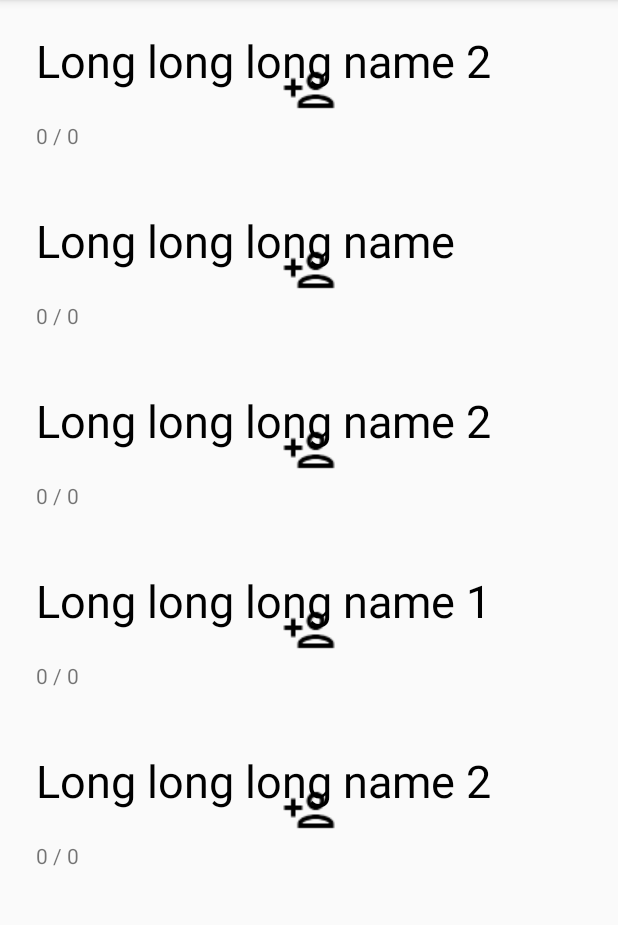
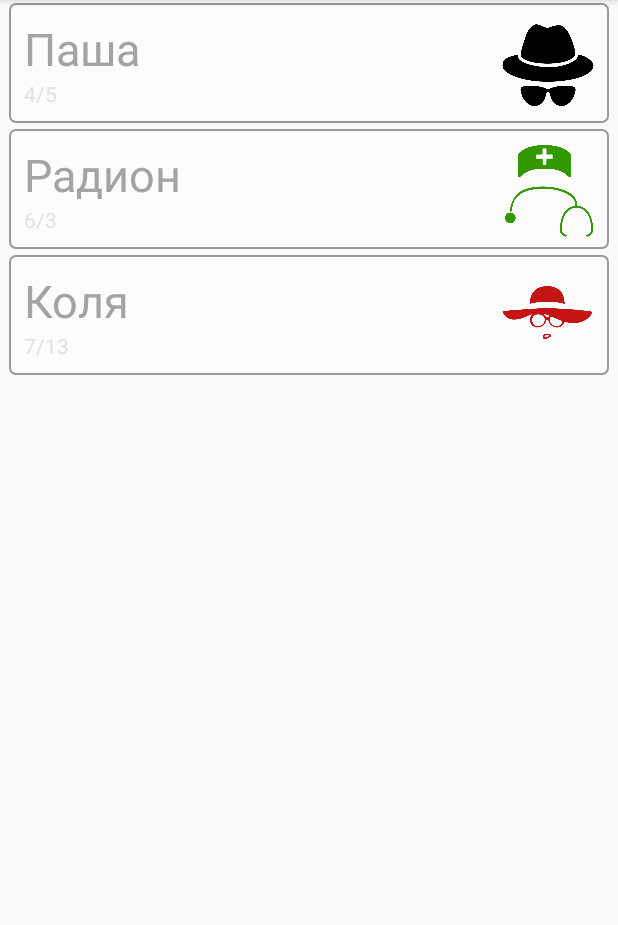
Before and after one commit to KessoPavel/Android-Mafia-Helper, an Android app: the screen it shows after launch (MainActivity), in the options menu, after a tap on "Settings", on a phone screen of 412 x 824 dp, the part 75-1000 px from its top. Run offline under Robolectric (Android 15) with nearby library versions, the phone set to English and light mode, and no system bars; our stand-ins replace data binding.

Commit message:
add images

```diff
--- a/app/src/main/java/com/radiance/mafiahelper/MainActivity.kt
+++ b/app/src/main/java/com/radiance/mafiahelper/MainActivity.kt
@@ -20,21 +20,24 @@ class MainActivity : AppCompatActivity() {
         setSupportActionBar(toolbar)
 
         val player1 = Player(
-            name = "Long long long name",
-            votingDeaths = 44
+            name = "Паша",
+            statistic = "4/5",
+            isBestBlack = true
         )
         val player2 = Player(
-            name = "Long long long name 1 ",
-            votingDeaths = 44
+            name = "Коля",
+            statistic = "7/13",
+            isBestRed = true
         )
         val player3 = Player(
-            name = "Long long long name 2",
-            votingDeaths = 44
+            name = "Радион",
+            statistic = "6/3",
+            isBestDoctor = true
         )
 
         supportFragmentManager
             .beginTransaction()
-            .add(R.id.root_layout, PlayerListFragment.newInstance(arrayOf(player3, player1, player3, player2, player3)), "Player")
+            .add(R.id.root_layout, PlayerListFragment.newInstance(arrayOf(player1, player3, player2)), "Player")
             .addToBackStack(null)
             .commit()
     }
--- a/app/src/main/java/com/radiance/mafiahelper/player/Player.kt
+++ b/app/src/main/java/com/radiance/mafiahelper/player/Player.kt
@@ -19,5 +19,11 @@ data class Player (
     var firstNightDeaths: Int = 0,
     var firstVotingDeaths: Int = 0,
     var nightDeaths: Int = 0,
-    var votingDeaths: Int = 0
+    var votingDeaths: Int = 0,
+
+    var statistic: String = "",
+    var isBestRed: Boolean = false,
+    var isBestBlack: Boolean = false,
+    var isBestDoctor: Boolean = false,
+    var isBestDetective: Boolean = false
     ): Serializable
--- a/app/src/main/java/com/radiance/mafiahelper/playerList/PlayerListAdapter.kt
+++ b/app/src/main/java/com/radiance/mafiahelper/playerList/PlayerListAdapter.kt
@@ -1,8 +1,11 @@
 package com.radiance.mafiahelper.playerList
 
 import android.content.Context
+import android.graphics.Color
+import android.graphics.drawable.Drawable
 import android.view.View
 import android.view.ViewGroup
+import androidx.core.content.ContextCompat
 import androidx.recyclerview.widget.RecyclerView
 import com.radiance.mafiahelper.R
 import com.radiance.mafiahelper.player.Player
@@ -27,21 +30,62 @@ class PlayerListAdapter(private val players: Array<Player>, context: Context): R
     class PlayerHolder(v: View) : RecyclerView.ViewHolder(v), View.OnClickListener {
         private var view: View = v
         private var player: Player? = null
+        private var isSelected = false
+
+        private val AN_SELECTED_BACKGRAUND = ContextCompat.getDrawable(view.context, R.drawable.rounded_figure)
+        private val SELECTED_BACKGRAUND = ContextCompat.getDrawable(view.context, R.drawable.rounded_figure_selected)
 
         init {
             v.setOnClickListener(this)
         }
 
         override fun onClick(p0: View?) {
+            if (isSelected) {
+                notSelectedStyle()
+            } else {
+                selectedStyle()
+            }
+            isSelected = !isSelected
         }
 
         fun bindPlayer(player: Player){
             this.player = player
 
-            view.player_name.text = player.name
-            view.v_l.text = "${player.victoriesForBlacks + player.victoriesForReds + player.victoriesPerDoctor + player.victoriesPerSheriff} / " +
-                    "${player.gamesForBlacks + player.gamesForReds + player.gamesPerDoctor + player.gamesPerSheriff}"
-            view.player_image.setImageResource(R.drawable.outline_person_add_black_18dp)
+            view.fpli_name.text = player.name
+            view.fpli_statistic.text = player.statistic
+
+            notSelectedStyle()
         }
+
+        private fun selectedStyle(){
+            view.fpli_frame.background = SELECTED_BACKGRAUND
+
+            if (player?.isBestRed!!){
+                view.fpli_image.setImageResource(R.drawable.red)
+            } else if (player?.isBestBlack!!) {
+                view.fpli_image.setImageResource(R.drawable.mafia)
+            } else if (player?.isBestDetective!!) {
+                view.fpli_image.setImageResource(R.drawable.detective)
+            } else if (player?.isBestDoctor!!) {
+                view.fpli_image.setImageResource(R.drawable.doctor)
+            }
+        }
+
+        private fun notSelectedStyle(){
+            view.fpli_frame.background = AN_SELECTED_BACKGRAUND
+            view.fpli_image.setImageResource(R.drawable.mafia_gray)
+
+
+            if (player?.isBestRed!!){
+                view.fpli_image.setImageResource(R.drawable.red_gray)
+            } else if (player?.isBestBlack!!) {
+                view.fpli_image.setImageResource(R.drawable.mafia_gray)
+            } else if (player?.isBestDetective!!) {
+                view.fpli_image.setImageResource(R.drawable.detective_gray)
+            } else if (player?.isBestDoctor!!) {
+                view.fpli_image.setImageResource(R.drawable.doctor_gray)
+            }
+        }
+
     }
 }
--- a/app/src/main/java/com/radiance/mafiahelper/playerList/PlayerListFragment.kt
+++ b/app/src/main/java/com/radiance/mafiahelper/playerList/PlayerListFragment.kt
@@ -39,7 +39,7 @@ class PlayerListFragment : Fragment() {
         players = arguments!!.getSerializable(PLAYER_LIST) as Array<Player>
 
         val view = inflater.inflate(R.layout.fragment_player_list, container, false)
-        val recyclerView = view.findViewById<RecyclerView>(R.id.player_list)
+        val recyclerView = view.findViewById<RecyclerView>(R.id.fpl_player_list)
         recyclerView.layoutManager = LinearLayoutManager(context)
         recyclerView.adapter = PlayerListAdapter(players, context!!)
         return view
--- /dev/null
+++ b/app/src/main/res/drawable/rounded_figure.xml
@@ -0,0 +1,9 @@
+<?xml version="1.0" encoding="utf-8"?>
+<shape xmlns:android="http://schemas.android.com/apk/res/android">
+    <solid android:color="#EEEEEE"/>
+
+    <corners android:bottomRightRadius="4dp"
+        android:bottomLeftRadius="4dp"
+        android:topLeftRadius="4dp"
+        android:topRightRadius="4dp"/>
+</shape>
--- /dev/null
+++ b/app/src/main/res/drawable/rounded_figure_selected.xml
@@ -0,0 +1,12 @@
+<?xml version="1.0" encoding="utf-8"?>
+<shape xmlns:android="http://schemas.android.com/apk/res/android">
+    <solid android:color="#FCFCFC"/>
+
+    <stroke android:width="1dp"
+        android:color="#999999"/>
+
+    <corners android:bottomRightRadius="4dp"
+        android:bottomLeftRadius="4dp"
+        android:topLeftRadius="4dp"
+        android:topRightRadius="4dp"/>
+</shape>
--- a/app/src/main/res/layout/fragment_player_list.xml
+++ b/app/src/main/res/layout/fragment_player_list.xml
@@ -1,6 +1,6 @@
 <?xml version="1.0" encoding="utf-8"?>
 <androidx.recyclerview.widget.RecyclerView xmlns:android="http://schemas.android.com/apk/res/android"
-    android:id="@+id/player_list"
+    android:id="@+id/fpl_player_list"
     android:layout_width="match_parent"
     android:layout_height="match_parent"
     android:orientation="vertical" />
--- a/app/src/main/res/layout/fragment_player_list_item.xml
+++ b/app/src/main/res/layout/fragment_player_list_item.xml
@@ -1,38 +1,43 @@
 <?xml version="1.0" encoding="utf-8"?>
-<layout xmlns:tools="http://schemas.android.com/tools"
+<layout xmlns:app="http://schemas.android.com/apk/res-auto"
+    xmlns:tools="http://schemas.android.com/tools"
     xmlns:android="http://schemas.android.com/apk/res/android">
 
     <FrameLayout
+        android:id="@+id/fpli_frame"
         android:layout_width="match_parent"
-        android:layout_height="100dp"
-        android:layout_margin="10dp">
+        android:layout_height="80dp"
+        android:layout_margin="2dp"
+        android:background="@drawable/rounded_figure">
 
         <ImageView
-            android:id="@+id/player_image"
-            android:layout_width="match_parent"
-            android:layout_height="match_parent"
-            imageResource="0"
+            android:id="@+id/fpli_image"
+            android:layout_width="wrap_content"
+            android:layout_height="wrap_content"
+            android:paddingEnd="10dp"
+            android:layout_gravity="end"
             android:adjustViewBounds="true"
             android:contentDescription="@null"
-            android:scaleType="centerInside"/>
+            app:srcCompat="@drawable/detective" />
 
         <TextView
-            android:id="@+id/player_name"
+            android:id="@+id/fpli_name"
             android:layout_width="wrap_content"
             android:layout_height="wrap_content"
             android:layout_marginStart="10dp"
             android:layout_marginTop="10dp"
-            android:text="playerName"
-            android:textColor="#000000"
+            android:text="player name"
+            android:textColor="#A3A3A3"
             android:textSize="30sp" />
 
         <TextView
-            android:id="@+id/v_l"
+            android:id="@+id/fpli_statistic"
             android:layout_width="wrap_content"
             android:layout_height="wrap_content"
+            android:layout_gravity="bottom"
             android:layout_marginStart="10dp"
             android:layout_marginBottom="10dp"
-            android:layout_gravity="bottom"
-            android:text="v/l" />
+            android:textColor="#E2E2E2"
+            android:text="statistic" />
     </FrameLayout>
 </layout>
```
Also changed, not shown: app/src/main/res/layout/fragment_player_info.xml (+25 -25 lines), app/src/main/res/drawable/detective.gif (added), app/src/main/res/drawable/detective_gray.gif (added), app/src/main/res/drawable/doctor.gif (added), app/src/main/res/drawable/doctor_gray.gif (added), app/src/main/res/drawable/mafia.gif (added), app/src/main/res/drawable/mafia_gray.gif (added), app/src/main/res/drawable/red.gif (added), app/src/main/res/drawable/red_gray.gif (added).
